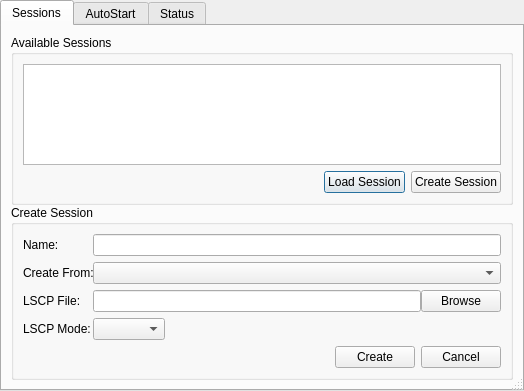
ccherrett/oom, file oostudio/OOStudioBase.ui: the form before one commit.
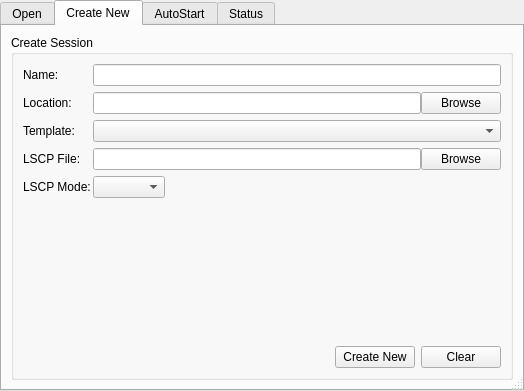
The form after the commit. The open tabs and pages were chosen to show the change.

Commit message: Session dialog layout read: round two tabs for all

The edit to the form file:
```diff
--- a/oostudio/OOStudioBase.ui
+++ b/oostudio/OOStudioBase.ui
@@ -27,9 +27,9 @@
      </property>
      <widget class="QWidget" name="m_tabSessions">
       <attribute name="title">
-       <string>Sessions</string>
+       <string>Open</string>
       </attribute>
-      <layout class="QVBoxLayout" name="verticalLayout_3" stretch="1,1">
+      <layout class="QVBoxLayout" name="verticalLayout_3" stretch="1">
        <property name="spacing">
         <number>0</number>
        </property>
@@ -60,14 +60,7 @@
             <item>
              <widget class="QPushButton" name="m_btnLoadSession">
               <property name="text">
-               <string>Load Session</string>
-              </property>
-             </widget>
-            </item>
-            <item>
-             <widget class="QPushButton" name="m_btnCreateSession">
-              <property name="text">
-               <string>Create Session</string>
+               <string>Open Session</string>
               </property>
              </widget>
             </item>
@@ -76,6 +69,13 @@
          </layout>
         </widget>
        </item>
+      </layout>
+     </widget>
+     <widget class="QWidget" name="tab">
+      <attribute name="title">
+       <string>Create New</string>
+      </attribute>
+      <layout class="QVBoxLayout" name="verticalLayout_8">
        <item>
         <widget class="QGroupBox" name="m_groupCreate">
          <property name="title">
@@ -114,6 +114,45 @@
             </item>
            </layout>
           </item>
+          <item>
+           <layout class="QHBoxLayout" name="horizontalLayout_8">
+            <property name="spacing">
+             <number>0</number>
+            </property>
+            <property name="topMargin">
+             <number>0</number>
+            </property>
+            <item>
+             <widget class="QLabel" name="label_9">
+              <property name="minimumSize">
+               <size>
+                <width>70</width>
+                <height>0</height>
+               </size>
+              </property>
+              <property name="maximumSize">
+               <size>
+                <width>70</width>
+                <height>16777215</height>
+               </size>
+              </property>
+              <property name="text">
+               <string>Location:</string>
+              </property>
+             </widget>
+            </item>
+            <item>
+             <widget class="QLineEdit" name="lineEdit_6"/>
+            </item>
+            <item>
+             <widget class="QPushButton" name="pushButton_2">
+              <property name="text">
+               <string>Browse</string>
+              </property>
+             </widget>
+            </item>
+           </layout>
+          </item>
           <item>
            <layout class="QHBoxLayout" name="horizontalLayout_3" stretch="0,1">
             <property name="spacing">
@@ -134,7 +173,7 @@
                </size>
               </property>
               <property name="text">
-               <string>Create From:</string>
+               <string>Template:</string>
               </property>
              </widget>
             </item>
@@ -255,14 +294,14 @@
             <item>
              <widget class="QPushButton" name="m_btnDoCreate">
               <property name="text">
-               <string>Create</string>
+               <string>Create New</string>
               </property>
              </widget>
             </item>
             <item>
              <widget class="QPushButton" name="m_btnCancelCreate">
               <property name="text">
-               <string>Cancel</string>
+               <string>Clear</string>
               </property>
              </widget>
             </item>
```
Left out of the diff: 2 changed lines with no effect on the pictures. The commit also changes 1 other file.
